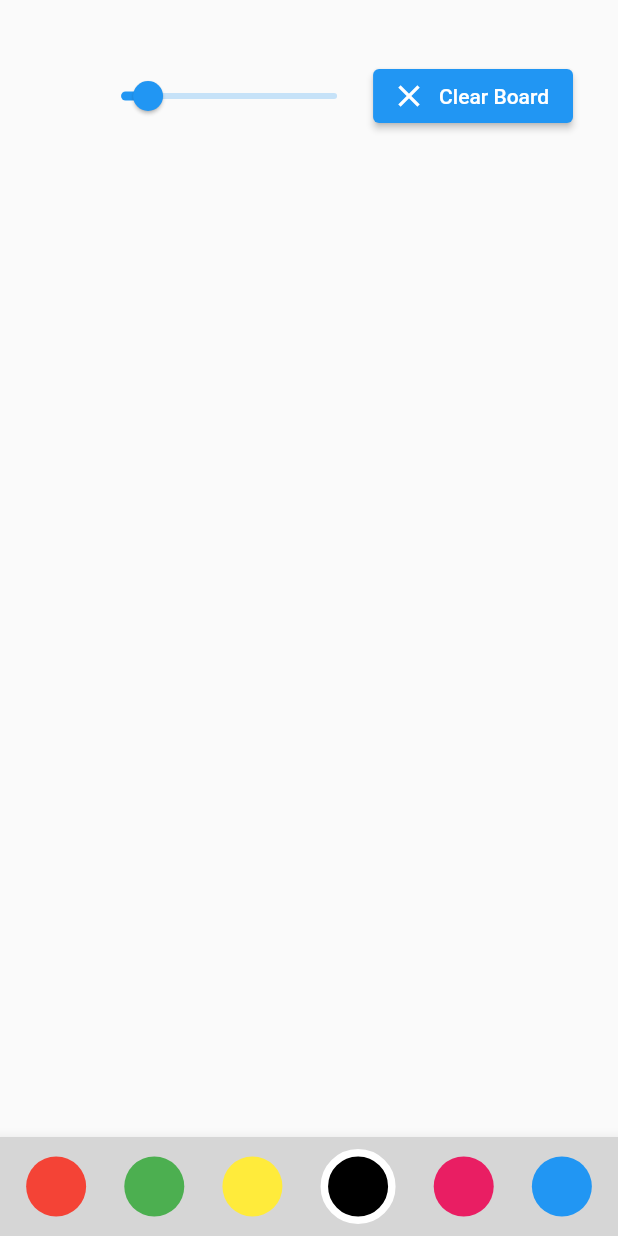
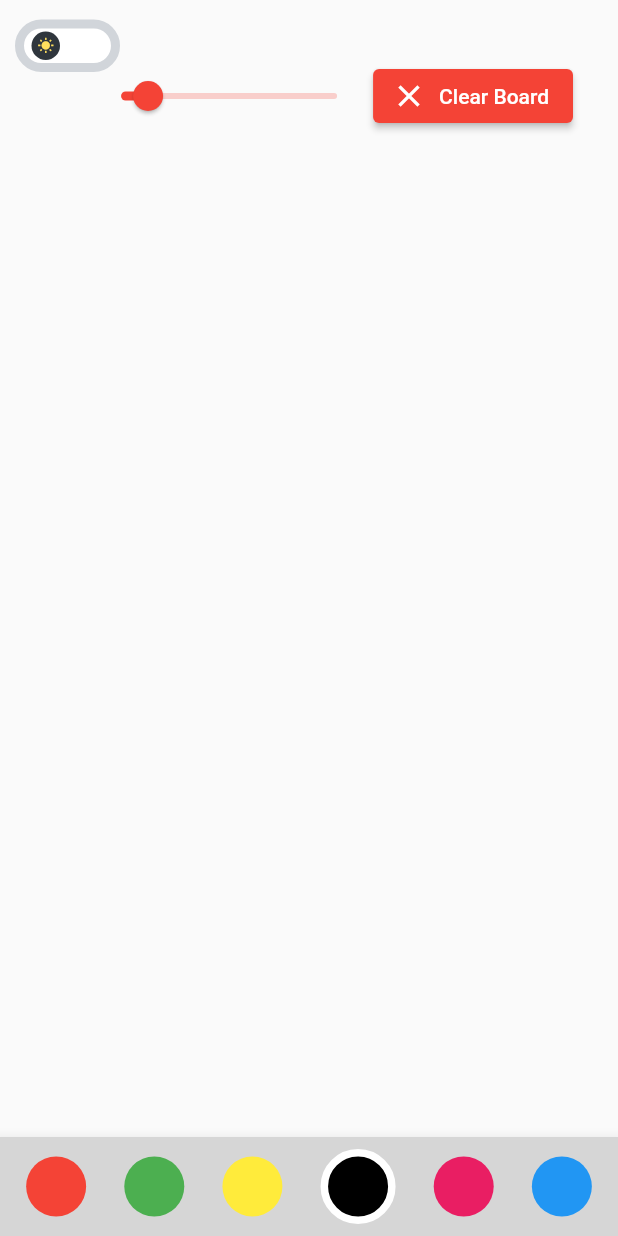
Before and after one commit to swaraj961/OpenBoard, a Flutter app: the screen it shows after launch, on a phone screen of 412 x 824 dp. Run offline on Flutter 3.47's test engine with Material 2 defaults, Android fonts, the phone set to English and light mode, and no system bars; drawn by our look-alikes of flutter_switch; our stand-ins replace adaptive_theme.

Commit message:
dark board mode  added

```diff
--- a/lib/Board.dart
+++ b/lib/Board.dart
@@ -1,6 +1,8 @@
 import 'dart:ui';
 
+import 'package:adaptive_theme/adaptive_theme.dart';
 import 'package:flutter/material.dart';
+import 'package:flutter_switch/flutter_switch.dart';
 import 'package:open_board/widget/drawingBoard.dart';
 
 class OpenBoardScreen extends StatefulWidget {
@@ -10,6 +12,7 @@ class OpenBoardScreen extends StatefulWidget {
 
 class _OpenBoardScreenState extends State<OpenBoardScreen> {
   double strokeWidth = 5;
+  bool isSwitched = false;
 
   Color selectedColor = Colors.black;
   List<Color> allColorsList = [
@@ -60,6 +63,55 @@ class _OpenBoardScreenState extends State<OpenBoardScreen> {
               child: CustomPaint(
                   painter: DrawingBoardPainter(drawingPoints),
                   child: Container(height: size.height, width: size.width)),
+            ),
+            Positioned(
+              top: 13,
+              left: 10,
+              child: Column(
+                children: [
+                  FlutterSwitch(
+                    // width: 100.0,
+                    // height: 55.0,
+                    // toggleSize: 45.0,
+                    value: isSwitched,
+                    borderRadius: 30.0,
+                    padding: 2.0,
+                    activeToggleColor: Color(0xFF6E40C9),
+                    inactiveToggleColor: Color(0xFF2F363D),
+                    activeSwitchBorder: Border.all(
+                      color: Color(0xFF3C1E70),
+                      width: 6.0,
+                    ),
+                    inactiveSwitchBorder: Border.all(
+                      color: Color(0xFFD1D5DA),
+                      width: 6.0,
+                    ),
+                    activeColor: Color(0xFF271052),
+                    inactiveColor: Colors.white,
+                    activeIcon: Icon(
+                      Icons.nightlight_round,
+                      color: Color(0xFFF8E3A1),
+                    ),
+                    inactiveIcon: Icon(
+                      Icons.wb_sunny,
+                      color: Color(0xFFFFDF5D),
+                    ),
+                    onToggle: (val) {
+                      setState(() {
+                        isSwitched = val;
+
+                        if (val==true) {
+                          AdaptiveTheme.of(context).setDark();
+                        } else if(val==false) {
+                          AdaptiveTheme.of(context).setLight();
+                        }else{
+                           AdaptiveTheme.of(context).setSystem();
+                        }
+                      });
+                    },
+                  ),
+                ],
+              ),
             ),
             Positioned(
                 top: 40,
--- a/lib/main.dart
+++ b/lib/main.dart
@@ -1,3 +1,4 @@
+import 'package:adaptive_theme/adaptive_theme.dart';
 import 'package:flutter/material.dart';
 import 'package:open_board/Board.dart';
 
@@ -9,13 +10,27 @@ class MyApp extends StatelessWidget {
   // This widget is the root of your application.
   @override
   Widget build(BuildContext context) {
-    return MaterialApp(
-      debugShowCheckedModeBanner: false,
-      title: 'Open Board',
-      theme: ThemeData(
-        primarySwatch: Colors.blue,
+    return AdaptiveTheme(
+
+      light: ThemeData(
+        brightness: Brightness.light,
+        primarySwatch: Colors.red,
+        accentColor: Colors.amber,
       ),
-      home: OpenBoardScreen()
+      dark: ThemeData(
+        brightness: Brightness.dark,
+        primarySwatch: Colors.red,
+        accentColor: Colors.amber,
+      ),
+      initial: AdaptiveThemeMode.light,
+      builder: (theme, darkTheme) => MaterialApp(
+        debugShowCheckedModeBanner: false,
+        title: 'Open Board',
+        theme: theme,
+        darkTheme: darkTheme,
+        home: OpenBoardScreen(),
+      ),
+
     );
   }
 }
--- a/pubspec.yaml
+++ b/pubspec.yaml
@@ -28,6 +28,8 @@ dependencies:
   # The following adds the Cupertino Icons font to your application.
   # Use with the CupertinoIcons class for iOS style icons.
   cupertino_icons: ^1.0.2
+  adaptive_theme: ^2.2.0
+  flutter_switch: ^0.3.1
 
 dev_dependencies:
   flutter_test:
```
Also changed, not shown: firebase.json (added), pubspec.lock, 2 other files.
